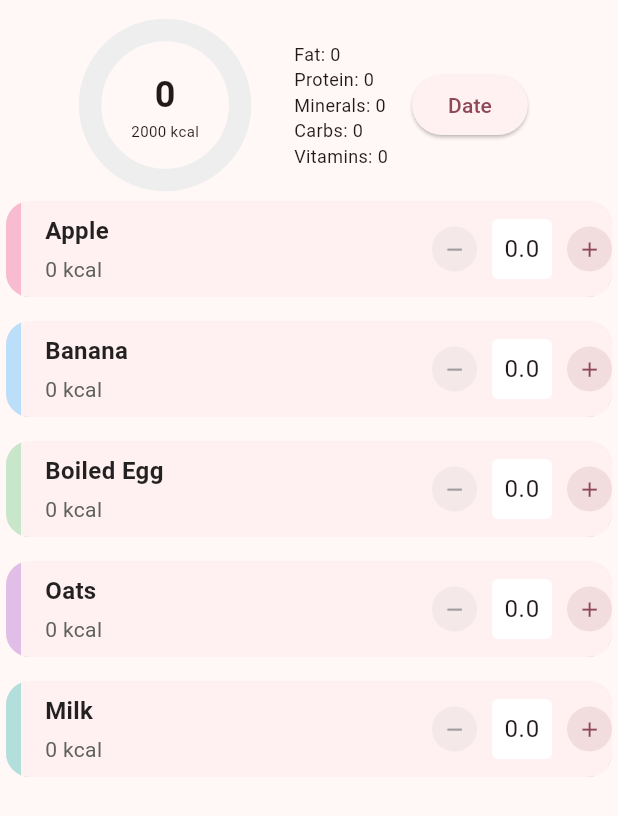
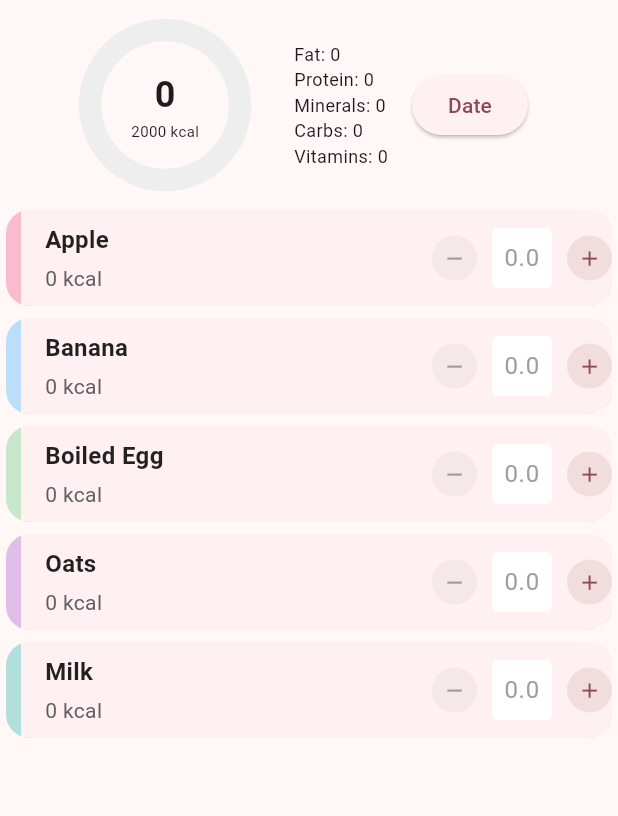
Before and after one commit to AshwaniDev101/Flutter-DisciplinePlus, a Flutter app: the screen it shows after launch, on a phone screen of 412 x 824 dp. Shown: the top 816 px of the screen. Run offline on Flutter 3.47's test engine with Material 3 defaults, Android fonts, the phone set to English and light mode, and no system bars; our stand-ins replace cloud_firestore, firebase_core, hive_flutter, just_audio, rxdart, sliding_up_panel; accounts and stored records are empty; generated files the repository leaves out were written again.

Commit message:
Some visual improvement in Food Quality Selector

```diff
--- a/lib/pages/calories_counter_page/calories_counter.dart
+++ b/lib/pages/calories_counter_page/calories_counter.dart
@@ -21,7 +21,7 @@ class _CaloriesCounterPageState extends State<CaloriesCounterPage> {
           children: [
             SizedBox(height: 20,),
             CaloriesStates(),
-            SizedBox(height: 10,),
+            SizedBox(height: 20,),
             GlobalFoodList()
 
           ],
--- a/lib/pages/calories_counter_page/widgets/food_quality_selector.dart
+++ b/lib/pages/calories_counter_page/widgets/food_quality_selector.dart
@@ -184,6 +184,13 @@ class _FoodQuantitySelectorState extends State<FoodQuantitySelector> {
             height: 40,
             child: TextField(
 
+
+              style: TextStyle(
+                color: Colors.grey,
+                fontSize: 16.0,
+
+              ),
+
               controller: _controller,
               focusNode: _focusNode,
               textAlign: TextAlign.center,
@@ -195,6 +202,7 @@ class _FoodQuantitySelectorState extends State<FoodQuantitySelector> {
               decoration: InputDecoration(
                 filled: true,
                 fillColor: Colors.white,
+
                 border: OutlineInputBorder(
 
                   borderSide: BorderSide.none
--- a/lib/pages/calories_counter_page/widgets/global_food_list.dart
+++ b/lib/pages/calories_counter_page/widgets/global_food_list.dart
@@ -151,7 +151,7 @@ class _FoodCard extends StatelessWidget {
   @override
   Widget build(BuildContext context) {
     return Padding(
-      padding: const EdgeInsets.symmetric(horizontal: 4.0, vertical: 4.0),
+      padding: const EdgeInsets.symmetric(horizontal: 4.0, vertical: 0.0),
       child: ClipRRect(
         borderRadius: BorderRadius.circular(16),
         child: Card(
@@ -193,16 +193,6 @@ class _FoodCard extends StatelessWidget {
                 FoodQuantitySelector()
 
 
-                // add button
-                // Padding(
-                //   padding: const EdgeInsets.only(right: 8.0),
-                //   child: IconButton(
-                //     iconSize: 30,
-                //     icon: Icon(Icons.add_circle, color: Colors.pink.shade200),
-                //     onPressed: onAddPressed,
-                //     tooltip: 'Add food',
-                //   ),
-                // ),
               ],
             ),
           ),
```
